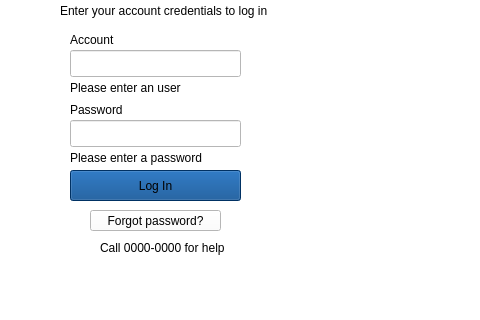
Qt form gui/mainwindow.ui (pauqiu/la-gang-gang) before a commit; both pictures show x 390 to 870 and y 380 to 700 of the 1100 by 700 pixel window.
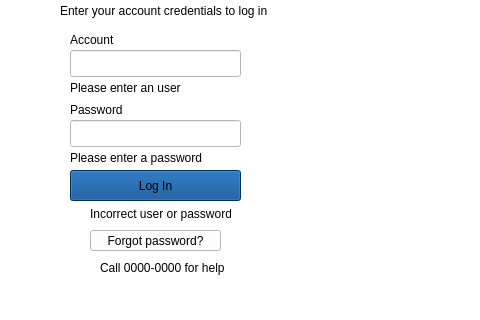
The same form after that commit. Icons and pictures are not drawn.

Patch:
```diff
--- a/gui/mainwindow.ui
+++ b/gui/mainwindow.ui
@@ -205,7 +205,7 @@
     <property name="geometry">
      <rect>
       <x>480</x>
-      <y>590</y>
+      <y>610</y>
       <width>131</width>
       <height>21</height>
      </rect>
@@ -223,7 +223,7 @@
     <property name="geometry">
      <rect>
       <x>490</x>
-      <y>620</y>
+      <y>640</y>
       <width>291</width>
       <height>16</height>
      </rect>
@@ -255,6 +255,24 @@
      <bool>true</bool>
     </property>
    </widget>
+   <widget class="QLabel" name="authErrorMessage">
+    <property name="geometry">
+     <rect>
+      <x>480</x>
+      <y>586</y>
+      <width>141</width>
+      <height>16</height>
+     </rect>
+    </property>
+    <property name="styleSheet">
+     <string notr="true">font: 8pt &quot;Adwaita Sans&quot;;
+font: 600 9pt &quot;Segoe UI&quot;;
+color: rgb(0, 0, 0);</string>
+    </property>
+    <property name="text">
+     <string>Incorrect user or password</string>
+    </property>
+   </widget>
   </widget>
   <widget class="QStatusBar" name="statusbar"/>
  </widget>
```
Left out of the diff: 4 changed lines with no effect on the pictures.
